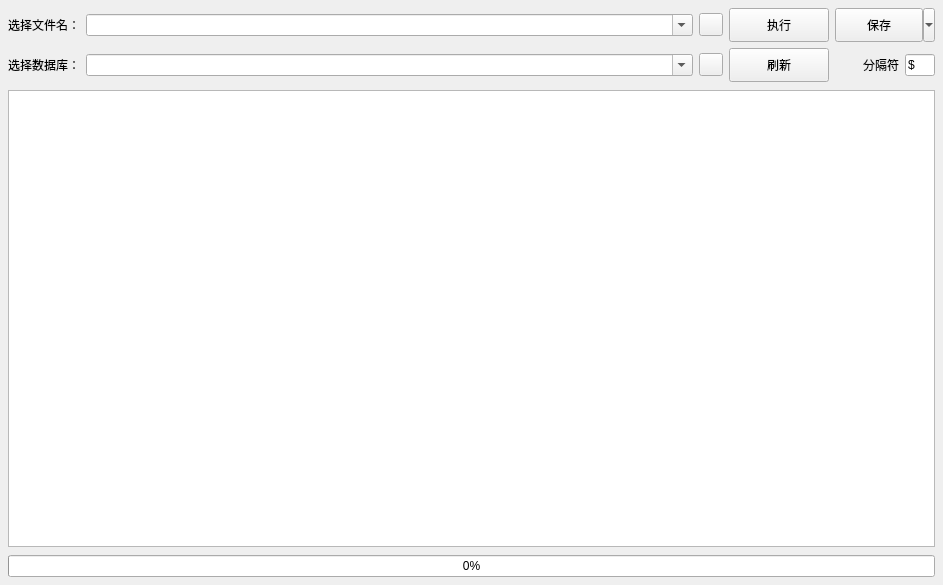
Above: wCreateDB.ui from MrLoo1/QT-SQLiteStudio before the change. Below: the same form after it.
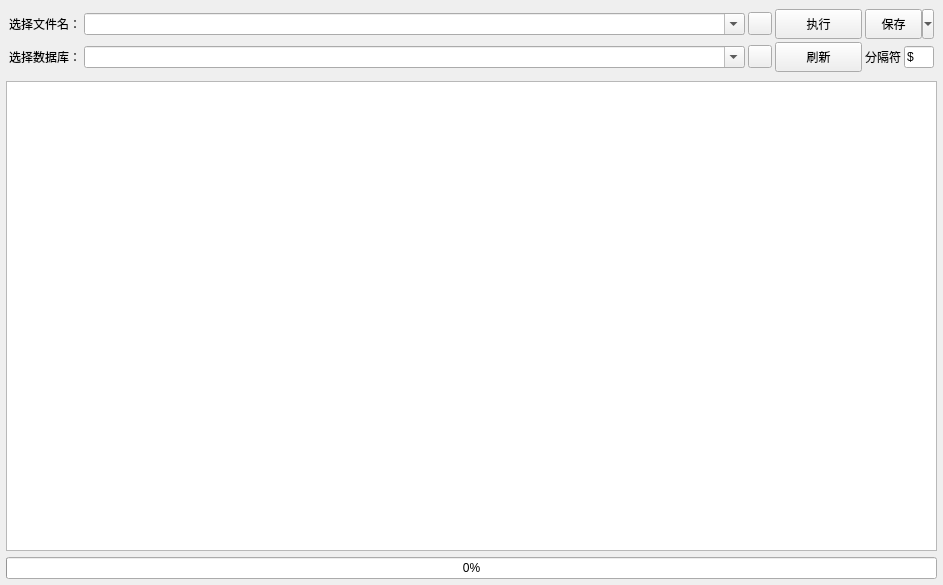
That is the form after the change.

```diff
--- a/wCreateDB.ui
+++ b/wCreateDB.ui
@@ -18,19 +18,19 @@
   </property>
   <layout class="QGridLayout" name="gridLayout">
    <property name="leftMargin">
-    <number>8</number>
+    <number>6</number>
    </property>
    <property name="topMargin">
-    <number>8</number>
+    <number>6</number>
    </property>
    <property name="rightMargin">
-    <number>8</number>
+    <number>6</number>
    </property>
    <property name="bottomMargin">
-    <number>8</number>
+    <number>6</number>
    </property>
    <property name="spacing">
-    <number>8</number>
+    <number>6</number>
    </property>
    <item row="0" column="0">
     <widget class="QFrame" name="frame_4">
@@ -42,19 +42,19 @@
      </property>
      <layout class="QGridLayout" name="gridLayout_3">
       <property name="leftMargin">
-       <number>0</number>
+       <number>3</number>
       </property>
       <property name="topMargin">
-       <number>0</number>
+       <number>3</number>
       </property>
       <property name="rightMargin">
-       <number>0</number>
+       <number>3</number>
       </property>
       <property name="bottomMargin">
-       <number>0</number>
+       <number>3</number>
       </property>
       <property name="spacing">
-       <number>6</number>
+       <number>3</number>
       </property>
       <item row="0" column="0">
        <widget class="QLabel" name="lbSqlFile">
@@ -63,13 +63,19 @@
         </property>
        </widget>
       </item>
-      <item row="1" column="4">
-       <widget class="QLabel" name="lbSplitChar">
-        <property name="text">
-         <string>分隔符</string>
+      <item row="0" column="1">
+       <widget class="QComboBox" name="cbSqlFile">
+        <property name="sizePolicy">
+         <sizepolicy hsizetype="Expanding" vsizetype="Fixed">
+          <horstretch>0</horstretch>
+          <verstretch>0</verstretch>
+         </sizepolicy>
         </property>
-        <property name="alignment">
-         <set>Qt::AlignRight|Qt::AlignTrailing|Qt::AlignVCenter</set>
+        <property name="editable">
+         <bool>true</bool>
+        </property>
+        <property name="maxVisibleItems">
+         <number>30</number>
         </property>
        </widget>
       </item>
@@ -83,21 +89,40 @@
         </property>
        </widget>
       </item>
+      <item row="0" column="3">
+       <widget class="QToolButton" name="btnExec">
+        <property name="minimumSize">
+         <size>
+          <width>87</width>
+          <height>30</height>
+         </size>
+        </property>
+        <property name="text">
+         <string>执行</string>
+        </property>
+       </widget>
+      </item>
       <item row="0" column="4" colspan="2">
        <widget class="QToolButton" name="btnSave">
         <property name="enabled">
          <bool>true</bool>
         </property>
+        <property name="sizePolicy">
+         <sizepolicy hsizetype="Minimum" vsizetype="Fixed">
+          <horstretch>0</horstretch>
+          <verstretch>0</verstretch>
+         </sizepolicy>
+        </property>
         <property name="minimumSize">
          <size>
-          <width>100</width>
-          <height>34</height>
+          <width>61</width>
+          <height>30</height>
          </size>
         </property>
         <property name="maximumSize">
          <size>
-          <width>100</width>
-          <height>34</height>
+          <width>16777215</width>
+          <height>16777215</height>
          </size>
         </property>
         <property name="text">
@@ -108,6 +133,29 @@
         </property>
        </widget>
       </item>
+      <item row="1" column="0">
+       <widget class="QLabel" name="lbCreateDb">
+        <property name="text">
+         <string>选择数据库：</string>
+        </property>
+       </widget>
+      </item>
+      <item row="1" column="1">
+       <widget class="QComboBox" name="cbCreateDB">
+        <property name="sizePolicy">
+         <sizepolicy hsizetype="Expanding" vsizetype="Fixed">
+          <horstretch>0</horstretch>
+          <verstretch>0</verstretch>
+         </sizepolicy>
+        </property>
+        <property name="editable">
+         <bool>true</bool>
+        </property>
+        <property name="maxVisibleItems">
+         <number>30</number>
+        </property>
+       </widget>
+      </item>
       <item row="1" column="2">
        <widget class="QToolButton" name="btnSelectCreateDB">
         <property name="toolTip">
@@ -118,19 +166,26 @@
         </property>
        </widget>
       </item>
-      <item row="1" column="1">
-       <widget class="QComboBox" name="cbCreateDB">
-        <property name="sizePolicy">
-         <sizepolicy hsizetype="Expanding" vsizetype="Fixed">
-          <horstretch>0</horstretch>
-          <verstretch>0</verstretch>
-         </sizepolicy>
+      <item row="1" column="3">
+       <widget class="QToolButton" name="btnRefresh">
+        <property name="minimumSize">
+         <size>
+          <width>87</width>
+          <height>30</height>
+         </size>
         </property>
-        <property name="editable">
-         <bool>true</bool>
+        <property name="text">
+         <string>刷新</string>
         </property>
-        <property name="maxVisibleItems">
-         <number>30</number>
+       </widget>
+      </item>
+      <item row="1" column="4">
+       <widget class="QLabel" name="lbSplitChar">
+        <property name="text">
+         <string>分隔符</string>
+        </property>
+        <property name="alignment">
+         <set>Qt::AlignRight|Qt::AlignTrailing|Qt::AlignVCenter</set>
         </property>
        </widget>
       </item>
@@ -168,67 +223,6 @@
         </property>
        </widget>
       </item>
-      <item row="0" column="3">
-       <widget class="QPushButton" name="btnExec">
-        <property name="minimumSize">
-         <size>
-          <width>100</width>
-          <height>34</height>
-         </size>
-        </property>
-        <property name="maximumSize">
-         <size>
-          <width>100</width>
-          <height>34</height>
-         </size>
-        </property>
-        <property name="text">
-         <string>执行</string>
-        </property>
-       </widget>
-      </item>
-      <item row="1" column="3">
-       <widget class="QPushButton" name="btnRefresh">
-        <property name="minimumSize">
-         <size>
-          <width>100</width>
-          <height>34</height>
-         </size>
-        </property>
-        <property name="maximumSize">
-         <size>
-          <width>100</width>
-          <height>34</height>
-         </size>
-        </property>
-        <property name="text">
-         <string>刷新</string>
-        </property>
-       </widget>
-      </item>
-      <item row="1" column="0">
-       <widget class="QLabel" name="lbCreateDb">
-        <property name="text">
-         <string>选择数据库：</string>
-        </property>
-       </widget>
-      </item>
-      <item row="0" column="1">
-       <widget class="QComboBox" name="cbSqlFile">
-        <property name="sizePolicy">
-         <sizepolicy hsizetype="Expanding" vsizetype="Fixed">
-          <horstretch>0</horstretch>
-          <verstretch>0</verstretch>
-         </sizepolicy>
-        </property>
-        <property name="editable">
-         <bool>true</bool>
-        </property>
-        <property name="maxVisibleItems">
-         <number>30</number>
-        </property>
-       </widget>
-      </item>
      </layout>
     </widget>
    </item>
```
Left out of the diff: 2 changed lines with no effect on the pictures.
